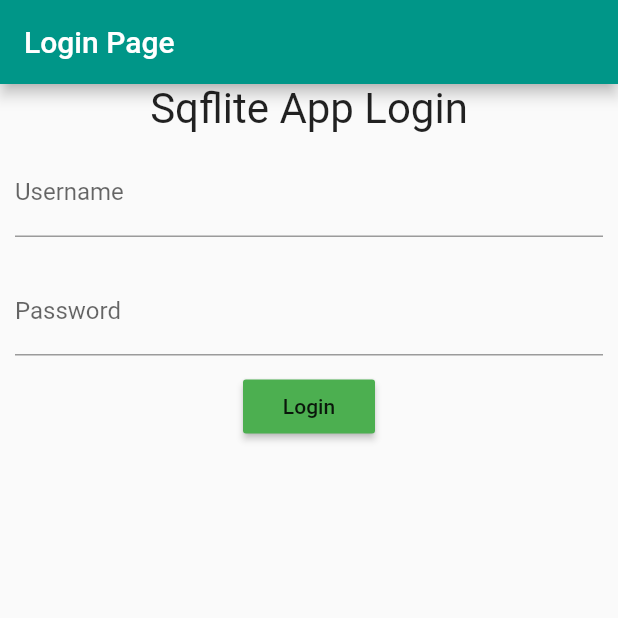
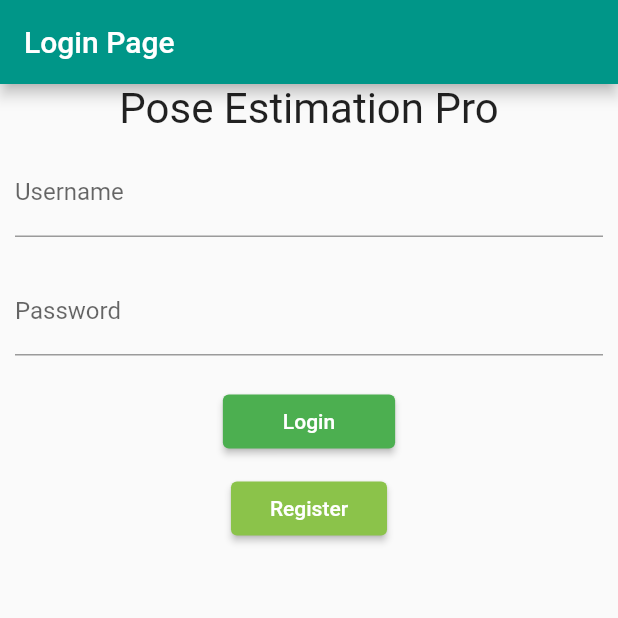
Before and after one commit to Ishan579/SDGP--Relax-Natives, a Flutter app: the screen it shows after launch, on a phone screen of 412 x 824 dp, the top half of it. Run offline on Flutter 3.47's test engine with Material 2 defaults, Android fonts, the phone set to English and light mode, and no system bars; our stand-ins replace image_picker, sqflite; accounts and stored records are empty.

Commit message:
Register page implementing

```diff
--- a/FrontEnd/Flutter_posEs/lib/data/database_helper.dart
+++ b/FrontEnd/Flutter_posEs/lib/data/database_helper.dart
@@ -3,6 +3,7 @@ import 'dart:async';
 import 'dart:io' as io;
 import 'package:path/path.dart';
 import 'package:path_provider/path_provider.dart';
+import 'package:posees/models/user.dart';
 
 import '../models/user.dart';
 
@@ -11,6 +12,14 @@ class DatabaseHelper {
   factory DatabaseHelper() => _instance;
 
   static Database _db;
+  final String tableUser = "User";
+  final String columnName = "name";
+  final String columnUserName = "username";
+  final String columnPassword = "password";
+  final String columnWeight = "weight";
+  final String columnGender = "gender";
+  final String columnAge = "age";
+
 
   Future<Database> get db async {
     if (_db != null) {
--- a/FrontEnd/Flutter_posEs/lib/main.dart
+++ b/FrontEnd/Flutter_posEs/lib/main.dart
@@ -1,6 +1,7 @@
 import 'package:flutter/material.dart';
 import 'package:posees/pages/home_page.dart';
 import 'package:posees/pages/login/login_page.dart';
+import 'package:posees/pages/login/register.dart';
 
 
 void main() => runApp(new MyApp());
@@ -8,6 +9,7 @@ void main() => runApp(new MyApp());
 final routes = {
   '/login': (BuildContext context) => new LoginPage(),
   '/home': (BuildContext context) => new HomePage(),
+  '/register': (BuildContext context) => new RegisterPage(),
   '/': (BuildContext context) => new LoginPage(),
 };
 
--- a/FrontEnd/Flutter_posEs/lib/models/user.dart
+++ b/FrontEnd/Flutter_posEs/lib/models/user.dart
@@ -8,6 +8,8 @@ class User {
     this._username = obj['username'];
     this._password = obj['password'];
   }
+
+  User.name(String name, String username, String password, String weight, String gender, String age, param6);
   String get username => _username;
   String get password => _password;
 
--- a/FrontEnd/Flutter_posEs/lib/pages/login/login_page.dart
+++ b/FrontEnd/Flutter_posEs/lib/pages/login/login_page.dart
@@ -7,6 +7,7 @@ import 'package:posees/pages/login/login_presenter.dart';
 import '../../data/database_helper.dart';
 import '../home_page.dart';
 import '../home_page.dart';
+import 'package:posees/data/rest_data.dart';
 
 class LoginPage extends StatefulWidget {
   @override
@@ -38,6 +39,9 @@ class _LoginPageState extends State<LoginPage> implements LoginPageContract {
       });
     }
   }
+ void _register() {
+    Navigator.of(context).pushNamed("/register");
+  }
 
   void _showSnackBar(String text) {
     ScaffoldKey.currentState.showSnackBar(new SnackBar(
@@ -45,10 +49,12 @@ class _LoginPageState extends State<LoginPage> implements LoginPageContract {
     ));
   }
 
+
+
   @override
   Widget build(BuildContext context) {
     _ctx = context;
-    var loginBtn = new RaisedButton(
+    /*var loginBtn = new RaisedButton(
      // onPressed: _submit,
         onPressed: () {
           Navigator.push(
@@ -58,12 +64,30 @@ class _LoginPageState extends State<LoginPage> implements LoginPageContract {
         },
       child: new Text("Login"),
       color: Colors.green,
+    );*/
+    var loginBtn = new ElevatedButton(
+      style: ButtonStyle(
+        padding: MaterialStateProperty.all(EdgeInsets.fromLTRB(40.0, 10.0, 40.0, 10.0)),
+        backgroundColor: MaterialStateProperty.all(Colors.green),
+      ),
+      onPressed: _submit,
+      child: new Text("Login"),
+    );
+
+
+    var register = new ElevatedButton(
+      style: ButtonStyle(
+        padding: MaterialStateProperty.all(EdgeInsets.fromLTRB(26.0, 10.0, 26.0, 10.0)),
+        backgroundColor: MaterialStateProperty.all(Colors.lightGreen),
+      ),
+      onPressed: _register,
+      child: new Text("Register"),
     );
     var loginform = new Column(
       crossAxisAlignment: CrossAxisAlignment.center,
       children: <Widget>[
         new Text(
-          "Sqflite App Login",
+          "Pose Estimation Pro",
           textScaleFactor: 2.0,
         ),
         new Form(
@@ -86,13 +110,20 @@ class _LoginPageState extends State<LoginPage> implements LoginPageContract {
                 )
               ],
             )),
-        loginBtn
+
+
+          new Padding(
+            padding: const EdgeInsets.all(10.0),
+            child: loginBtn),
+        register,
+
       ],
     );
     return new Scaffold(
       appBar: new AppBar(
         title: new Text("Login Page"),
       ),
+
       key: ScaffoldKey,
       body: new Container(
         child: new Center(
@@ -122,4 +153,6 @@ class _LoginPageState extends State<LoginPage> implements LoginPageContract {
     await db.saveUser(user);
     Navigator.of(context).pushNamed("/home");
   }
+
+
 }
```
Also changed, not shown: FrontEnd/Flutter_posEs/lib/pages/login/register.dart (added, +185 -0 lines).
